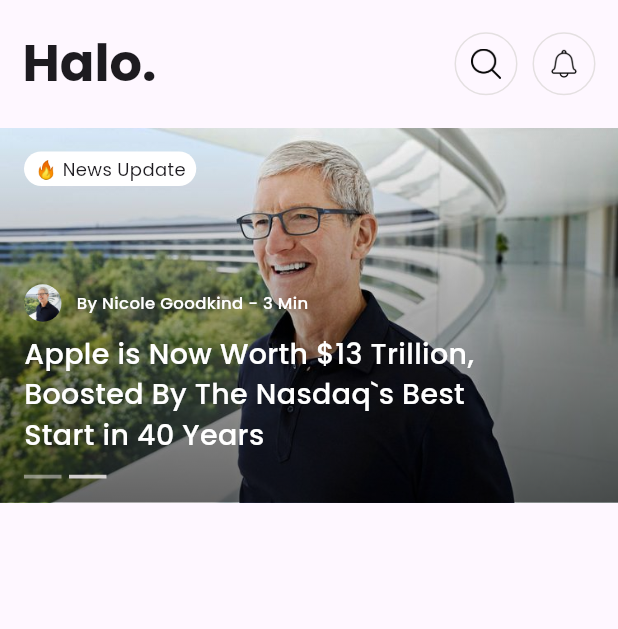
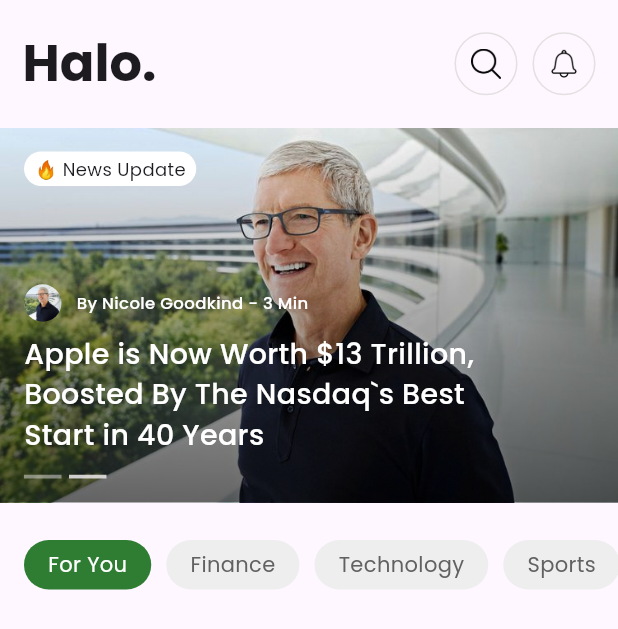
Before and after one commit to nandah4/halo-news, a Flutter app: the screen it shows after launch, on a phone screen of 412 x 824 dp. Shown: the top 629 px of the screen. Run offline on Flutter 3.47's test engine with Material 3 defaults, Android fonts, the phone set to English and light mode, and no system bars.

Commit message:
feat: add ui category article

```diff
--- a/lib/data/data_article.dart
+++ b/lib/data/data_article.dart
@@ -5,4 +5,19 @@ final List<Map<String, dynamic>> dataArticle = [
     'title':
         'Apple is Now Worth \$13 Trillion, Boosted By The Nasdaq`s Best Start in 40 Years'
   },
+  {
+    'author': 'Nicole Goodkind',
+    'times': 3,
+    'title':
+        'Apple is Now Worth \$13 Trillion, Boosted By The Nasdaq`s Best Start in 40 Years'
+  },
 ];
+
+final List<String> scrollMenu = [
+  'For You',
+  'Finance',
+  'Technology',
+  'Sports',
+  'Music',
+  'Economy'
+];
--- a/lib/screens/home_screen.dart
+++ b/lib/screens/home_screen.dart
@@ -118,6 +118,35 @@ class HomeScreen extends StatelessWidget {
                     ),
                   );
                 }).toList()),
+          ),
+          Container(
+            margin: EdgeInsets.only(top: 25),
+            height: 33,
+            width: MediaQuery.of(context).size.width,
+            child: ListView.builder(
+                scrollDirection: Axis.horizontal,
+                itemCount: scrollMenu.length,
+                itemBuilder: (context, item) {
+                  return Padding(
+                    padding:
+                        EdgeInsets.only(left: item == 0 ? 16 : 5, right: 5),
+                    child: Container(
+                      decoration: BoxDecoration(
+                          color:
+                              item == 0 ? Colors.green[800] : Colors.grey[200],
+                          borderRadius: BorderRadius.circular(18)),
+                      padding: EdgeInsets.symmetric(horizontal: 16),
+                      alignment: Alignment.center,
+                      child: Text(
+                        '${scrollMenu[item]}',
+                        style: TextStyle(
+                          color: item == 0 ? Colors.white : Colors.grey[700],
+                          fontSize: 14,
+                        ),
+                      ),
+                    ),
+                  );
+                }),
           )
         ],
       ),
```
